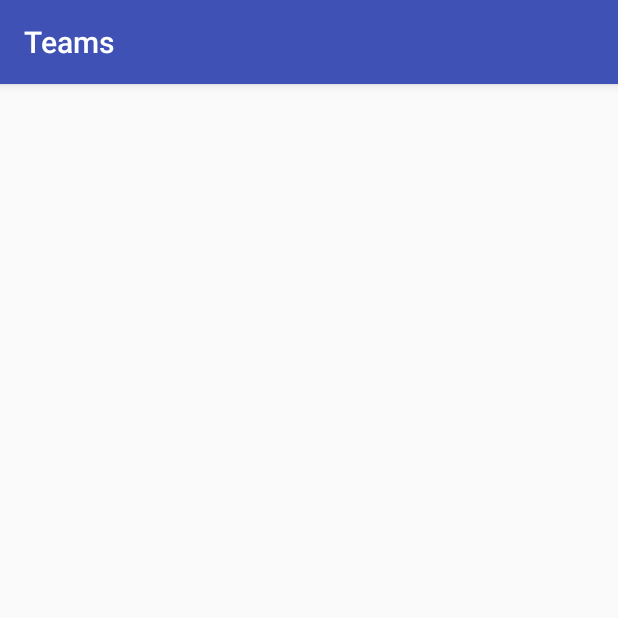
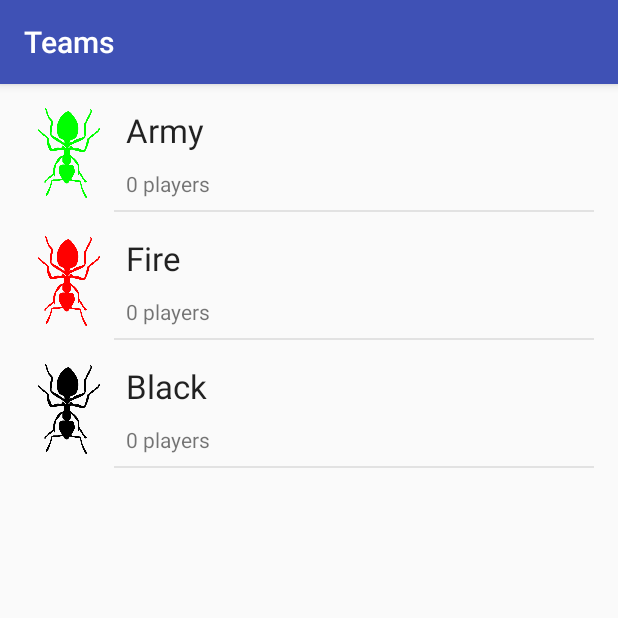
Before and after one commit to pnemonic78/TikalAntSmasher, an Android app: the TeamsActivity screen opened directly, with no data from a screen before it, on a phone screen of 412 x 824 dp, the top half of it. Run offline under Robolectric (Android 15) with nearby library versions, the phone set to English and light mode, and no system bars; our stand-ins replace ButterKnife.

Commit message:
teams - list

```diff
--- a/app/build.gradle
+++ b/app/build.gradle
@@ -24,14 +24,14 @@ dependencies {
     final PLAY_SERVICES_VERSION = '9.6.1'
     final SUPPORT_LIBRARY_VERSION = '26.1.0'
     final RETROFIT_VERSION = '2.3.0'
-    final DAGGER_VERSION = '2.5'
+    final DAGGER_VERSION = '2.9'
     final BUTTERKNIFE_VERSION = '8.8.1'
 
     implementation fileTree(dir: 'libs', include: ['*.jar'])
     implementation "com.android.support:appcompat-v7:$SUPPORT_LIBRARY_VERSION"
-    implementation 'com.android.support:design:26.1.0'
+    implementation "com.android.support:design:$SUPPORT_LIBRARY_VERSION"
 
-    implementation 'com.android.support:support-v4:26.1.0'
+    implementation "com.android.support:support-v4:$SUPPORT_LIBRARY_VERSION"
     implementation 'com.android.support.constraint:constraint-layout:1.0.2'
     compile "com.android.support:recyclerview-v7:$SUPPORT_LIBRARY_VERSION"
     compile "com.android.support:support-annotations:$SUPPORT_LIBRARY_VERSION"
@@ -39,9 +39,10 @@ dependencies {
     compile 'io.reactivex.rxjava2:rxjava:2.1.3'
 
     compile "com.jakewharton:butterknife:$BUTTERKNIFE_VERSION"
+    annotationProcessor "com.jakewharton:butterknife-compiler:$BUTTERKNIFE_VERSION"
+    compile "com.google.dagger:dagger:$DAGGER_VERSION"
     annotationProcessor "com.google.dagger:dagger-compiler:$DAGGER_VERSION"
-    compile "com.google.dagger:dagger:$DAGGER_VERSION"
-    provided 'org.glassfish:javax.annotation:10.0-b28' //Required by Dagger2
+    //provided 'org.glassfish:javax.annotation:10.0-b28' //Required by Dagger2
 
     testImplementation 'junit:junit:4.12'
     androidTestImplementation 'com.android.support.test:runner:1.0.1'
--- /dev/null
+++ b/app/src/main/java/com/tikalk/antsmasher/model/Player.java
@@ -0,0 +1,23 @@
+package com.tikalk.antsmasher.model;
+
+/**
+ * @author moshe on 2017/11/15.
+ */
+
+public class Player {
+
+    private String name;
+
+    public Player(String name) {
+        setName(name);
+    }
+
+    public String getName() {
+        return name;
+    }
+
+    public void setName(String name) {
+        this.name = name;
+    }
+
+}
--- /dev/null
+++ b/app/src/main/java/com/tikalk/antsmasher/model/Team.java
@@ -0,0 +1,69 @@
+package com.tikalk.antsmasher.model;
+
+import android.graphics.Bitmap;
+import android.graphics.drawable.BitmapDrawable;
+import android.graphics.drawable.Drawable;
+
+import java.util.ArrayList;
+import java.util.List;
+
+/**
+ * @author moshe on 2017/11/15.
+ */
+
+public class Team {
+
+    private long id;
+    private String name;
+    private Drawable icon;
+    private final List<Player> players = new ArrayList<>();
+
+    public Team(long id, String name) {
+        this(id, name, (Drawable) null);
+    }
+
+    public Team(long id, String name, Drawable icon) {
+        setId(id);
+        setName(name);
+        setIcon(icon);
+    }
+
+    public Team(long id, String name, Bitmap icon) {
+        this(id, name, new BitmapDrawable(icon));
+    }
+
+    public long getId() {
+        return id;
+    }
+
+    public void setId(long id) {
+        this.id = id;
+    }
+
+    public String getName() {
+        return name;
+    }
+
+    public void setName(String name) {
+        this.name = name;
+    }
+
+    public Drawable getIcon() {
+        return icon;
+    }
+
+    public void setIcon(Drawable icon) {
+        this.icon = icon;
+    }
+
+    public List<Player> getPlayers() {
+        return players;
+    }
+
+    public void setPlayers(List<Player> players) {
+        this.players.clear();
+        if (players != null) {
+            this.players.addAll(players);
+        }
+    }
+}
--- /dev/null
+++ b/app/src/main/java/com/tikalk/antsmasher/teams/TeamAdapter.java
@@ -0,0 +1,62 @@
+package com.tikalk.antsmasher.teams;
+
+import android.support.v7.widget.RecyclerView;
+import android.view.LayoutInflater;
+import android.view.View;
+import android.view.ViewGroup;
+
+import java.util.ArrayList;
+import java.util.Collection;
+import java.util.List;
+
+import com.tikalk.antsmasher.R;
+import com.tikalk.antsmasher.model.Team;
+
+/**
+ * @author moshe on 2017/11/15.
+ */
+
+public class TeamAdapter extends RecyclerView.Adapter<TeamViewHolder> {
+
+    private final List<Team> data = new ArrayList<>();
+
+    public TeamAdapter() {
+        setHasStableIds(true);
+    }
+
+    @Override
+    public TeamViewHolder onCreateViewHolder(ViewGroup parent, int viewType) {
+        View view = LayoutInflater.from(parent.getContext()).inflate(R.layout.item_team, parent, false);
+        return new TeamViewHolder(view);
+    }
+
+    @Override
+    public void onBindViewHolder(TeamViewHolder holder, int position) {
+        Team team = data.get(position);
+        holder.bind(team);
+    }
+
+    @Override
+    public int getItemCount() {
+        return data.size();
+    }
+
+    @Override
+    public long getItemId(int position) {
+        return data.get(position).getId();
+    }
+
+    public void clear() {
+        setData(null);
+    }
+
+    public void setData(Collection<Team> data) {
+        this.data.clear();
+
+        if (data != null) {
+            this.data.addAll(data);
+        }
+
+        notifyDataSetChanged();
+    }
+}
--- /dev/null
+++ b/app/src/main/java/com/tikalk/antsmasher/teams/TeamViewHolder.java
@@ -0,0 +1,38 @@
+package com.tikalk.antsmasher.teams;
+
+import android.content.Context;
+import android.support.v7.widget.RecyclerView;
+import android.view.View;
+import android.widget.ImageView;
+import android.widget.TextView;
+
+import com.tikalk.antsmasher.R;
+import com.tikalk.antsmasher.model.Team;
+
+/**
+ * @author moshe on 2017/11/15.
+ */
+
+public class TeamViewHolder extends RecyclerView.ViewHolder {
+
+    protected final ImageView iconView;
+    protected final TextView nameView;
+    protected final TextView countView;
+
+    public TeamViewHolder(View itemView) {
+        super(itemView);
+        iconView = itemView.findViewById(R.id.icon);
+        nameView = itemView.findViewById(R.id.name);
+        countView = itemView.findViewById(R.id.count);
+    }
+
+    public void bind(Team team) {
+        final Context context = itemView.getContext();
+
+        nameView.setText(team.getName());
+        iconView.setImageDrawable(team.getIcon());
+
+        final int count = team.getPlayers().size();
+        countView.setText(context.getResources().getQuantityString(R.plurals.player_count, count, count));
+    }
+}
--- a/app/src/main/java/com/tikalk/antsmasher/teams/TeamsActivity.java
+++ b/app/src/main/java/com/tikalk/antsmasher/teams/TeamsActivity.java
@@ -1,15 +1,46 @@
 package com.tikalk.antsmasher.teams;
 
+import android.graphics.Bitmap;
+import android.graphics.BitmapFactory;
+import android.graphics.Color;
+import android.os.Bundle;
 import android.support.v7.app.AppCompatActivity;
-import android.os.Bundle;
+import android.support.v7.widget.LinearLayoutManager;
+import android.support.v7.widget.RecyclerView;
+
+import java.util.ArrayList;
+import java.util.List;
 
 import com.tikalk.antsmasher.R;
+import com.tikalk.antsmasher.model.Team;
+
+import butterknife.BindView;
+import butterknife.ButterKnife;
+
+import static com.tikalk.graphics.ImageUtils.tintImage;
 
 public class TeamsActivity extends AppCompatActivity {
+
+    @BindView(android.R.id.list)
+    protected RecyclerView listView;
+
+    private TeamAdapter adapter;
 
     @Override
     protected void onCreate(Bundle savedInstanceState) {
         super.onCreate(savedInstanceState);
         setContentView(R.layout.activity_teams);
+        ButterKnife.bind(this);
+
+        Bitmap ant = BitmapFactory.decodeResource(getResources(), R.drawable.ant);
+        List<Team> data = new ArrayList<>();//TODO delete me!
+        data.add(new Team(10, "Army", tintImage(ant, Color.GREEN)));
+        data.add(new Team(20, "Fire", tintImage(ant, Color.RED)));
+        data.add(new Team(30, "Black", tintImage(ant, Color.BLACK)));
+        adapter = new TeamAdapter();
+        adapter.setData(data);
+
+        listView.setLayoutManager(new LinearLayoutManager(this));
+        listView.setAdapter(adapter);
     }
 }
--- a/app/src/main/res/layout/activity_teams.xml
+++ b/app/src/main/res/layout/activity_teams.xml
@@ -1,6 +1,7 @@
 <?xml version="1.0" encoding="utf-8"?>
 <android.support.v7.widget.RecyclerView xmlns:android="http://schemas.android.com/apk/res/android"
     xmlns:tools="http://schemas.android.com/tools"
+    android:id="@android:id/list"
     android:layout_width="match_parent"
     android:layout_height="match_parent"
     tools:context="com.tikalk.antsmasher.teams.TeamsActivity"/>
--- a/app/src/main/res/layout/item_team.xml
+++ b/app/src/main/res/layout/item_team.xml
@@ -3,8 +3,10 @@
     xmlns:app="http://schemas.android.com/apk/res-auto"
     xmlns:tools="http://schemas.android.com/tools"
     android:layout_width="match_parent"
-    android:layout_height="match_parent"
-    android:padding="16dp">
+    android:layout_height="wrap_content"
+    android:paddingEnd="16dp"
+    android:paddingStart="16dp"
+    android:paddingTop="16dp">
 
     <ImageView
         android:id="@+id/icon"
@@ -34,4 +36,13 @@
         app:layout_constraintEnd_toEndOf="parent"
         app:layout_constraintStart_toEndOf="@+id/icon"
         tools:text="@string/app_name"/>
+
+    <View
+        android:layout_width="0dp"
+        android:layout_height="1dp"
+        android:layout_marginTop="8dp"
+        android:background="#80cccccc"
+        app:layout_constraintEnd_toEndOf="parent"
+        app:layout_constraintStart_toEndOf="@+id/icon"
+        app:layout_constraintTop_toBottomOf="@id/icon"/>
 </android.support.constraint.ConstraintLayout>
```
